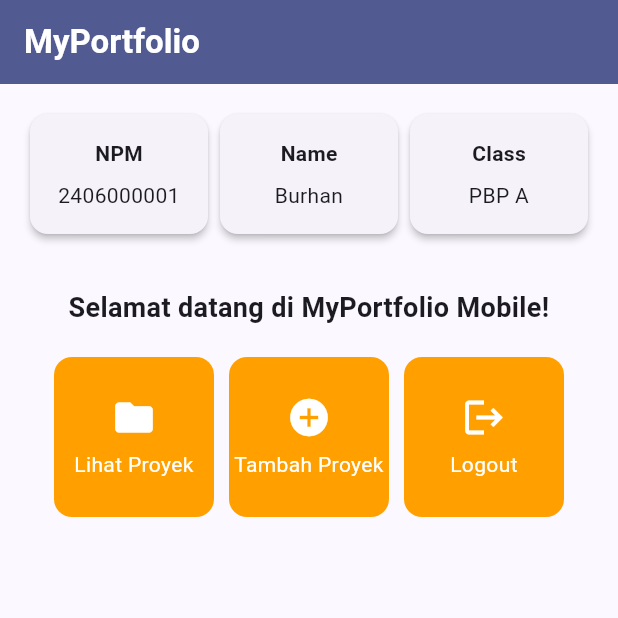
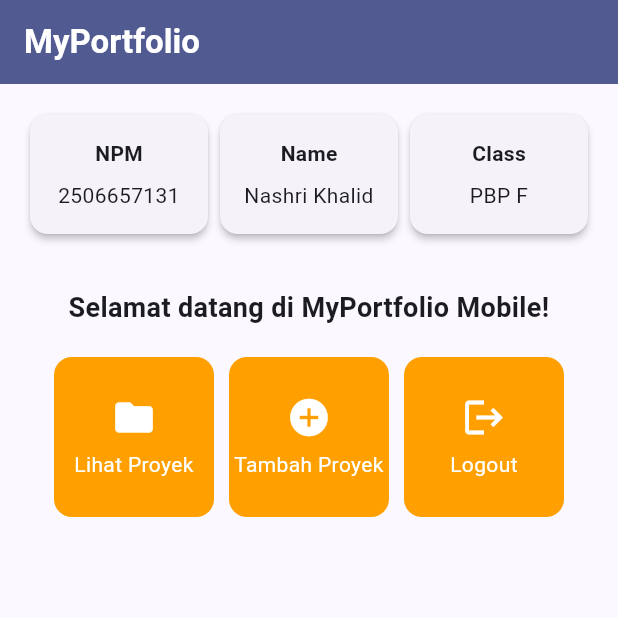
Before and after one commit to nashrikhalid/myportofolio_mobile, a Flutter app: the screen it shows after launch, on a phone screen of 412 x 824 dp, the top half of it. Run offline on Flutter 3.47's test engine with Material 3 defaults, Android fonts, the phone set to English and light mode, and no system bars.

Commit message:
feat: tampilkan identitas Nashri Khalid pada profil

```diff
--- a/lib/menu.dart
+++ b/lib/menu.dart
@@ -3,9 +3,9 @@ import 'package:flutter/material.dart';
 class MyHomePage extends StatelessWidget {
   const MyHomePage({super.key});
 
-  final String npm = '2406000001';
-  final String nama = 'Burhan';
-  final String kelas = 'PBP A';
+  final String npm = '2506657131';
+  final String nama = 'Nashri Khalid';
+  final String kelas = 'PBP F';
   final List<ItemHomepage> items = const [
     ItemHomepage('Lihat Proyek', Icons.folder),
     ItemHomepage('Tambah Proyek', Icons.add_circle),
```
